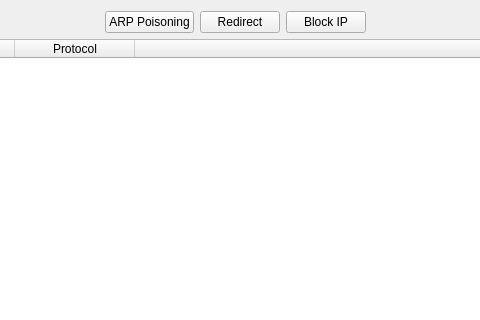
Old version of the form forms/mainwindow.ui in the repository Shinao/CDansLair; both pictures show x 357 to 837 and y 0 to 320 of the 1271 by 535 pixel window.
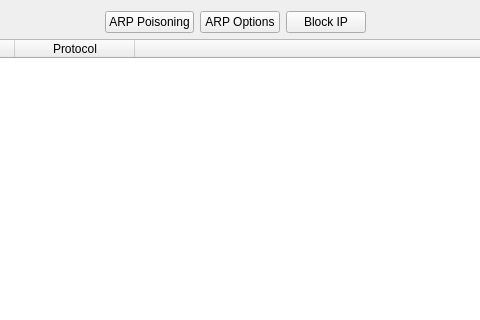
New version of the form.

Commit message: Arp Options UI

```diff
--- a/forms/mainwindow.ui
+++ b/forms/mainwindow.ui
@@ -107,7 +107,7 @@
       <item>
        <widget class="QPushButton" name="pb_redirect">
         <property name="text">
-         <string>Redirect</string>
+         <string>ARP Options</string>
         </property>
        </widget>
       </item>
```
Left out of the diff: 2 changed lines with no effect on the pictures. The commit also changes 11 other files.
